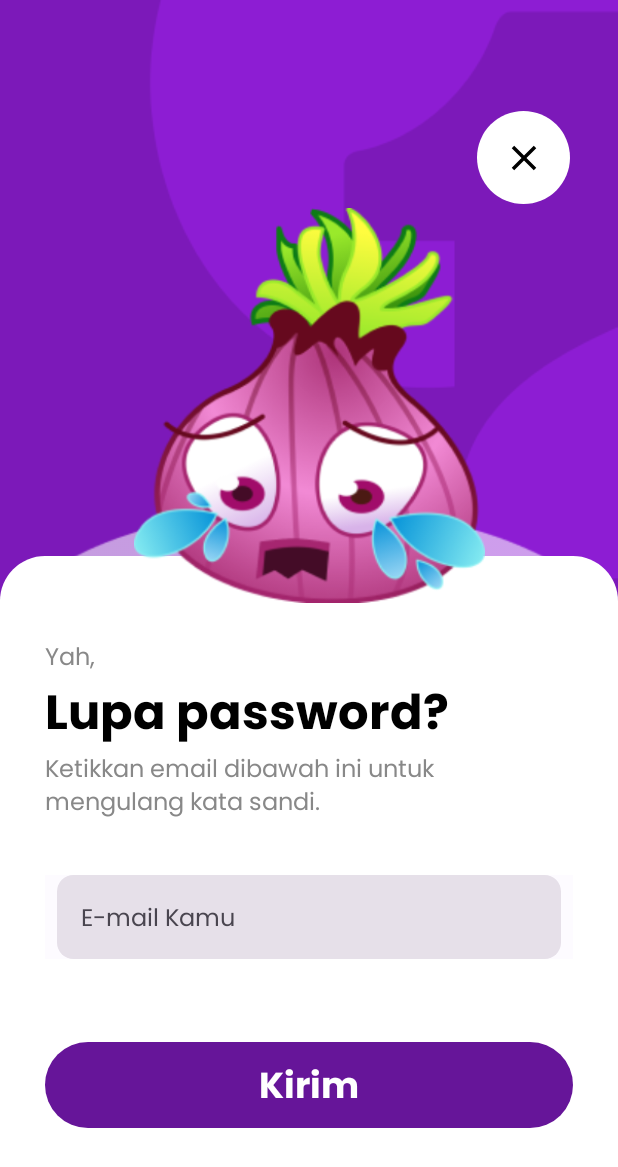
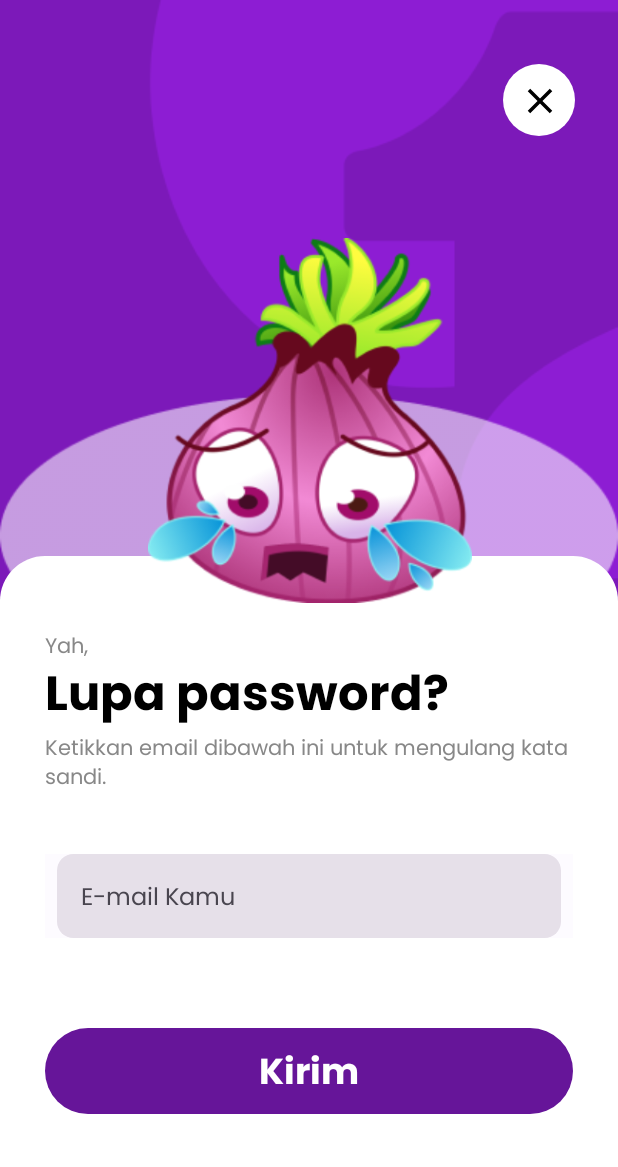
Before and after one commit to bayuzzs/1UpFarm, an Android app built with Jetpack Compose: the ResetPasswordScreen screen opened through its navigation route, on a phone screen of 412 x 824 dp. Shown: the top 1167 px of the screen. Run offline under Robolectric (Android 15) with nearby library versions, the phone set to English and light mode, and no system bars.

Commit message:
adding reset password and forget password

```diff
--- a/app/build.gradle.kts
+++ b/app/build.gradle.kts
@@ -49,6 +49,7 @@ dependencies {
     implementation(libs.androidx.ui.graphics)
     implementation(libs.androidx.ui.tooling.preview)
     implementation(libs.androidx.material3)
+    implementation("androidx.compose.foundation:foundation:1.5.0")
     implementation("androidx.core:core-splashscreen:1.0.1")
     implementation("androidx.navigation:navigation-compose:2.8.3")
     implementation("androidx.compose.material3:material3:1.3.1")
--- a/app/src/main/java/com/example/oneupfarm/ui/screen/ResetPasswordScreen.kt
+++ b/app/src/main/java/com/example/oneupfarm/ui/screen/ResetPasswordScreen.kt
@@ -68,13 +68,13 @@ fun ResetPasswordScreen(navController: NavController= rememberNavController()) {
             Row(
                 modifier = Modifier
                     .fillMaxWidth()
-                    .padding(horizontal = 32.dp, vertical = 74.dp)
+                    .padding(horizontal = 32.dp, vertical = 45.dp)
                     .align(Alignment.TopCenter),
                 horizontalArrangement = Arrangement.End
             ) {
                 IconButton(onClick = { /* Handle close action */ },
                     modifier = Modifier
-                        .size(62.dp)
+                        .size(42.dp)
                         .clip(CircleShape)
                         .background(Color.White)
                 ) {
@@ -94,7 +94,7 @@ fun ResetPasswordScreen(navController: NavController= rememberNavController()) {
                 modifier = Modifier
                     .size(414.dp)
                     .align(Alignment.TopCenter)
-                    .offset(y = 225.dp)
+                    .offset(y = 150.dp)
             )
 
             Box(
@@ -109,21 +109,19 @@ fun ResetPasswordScreen(navController: NavController= rememberNavController()) {
                 Column(
                     modifier = Modifier
                         .fillMaxWidth()
-                        .padding(start = 30.dp, end = 30.dp, top = 56.dp),
+                        .padding(start = 30.dp, end = 30.dp, top = 50.dp),
                     horizontalAlignment = Alignment.CenterHorizontally
                 ) {
                     Text(
                         text = "Yah,",
                         style = TextStyle(
-                            fontSize = 16.sp,
+                            fontSize = 14.sp,
                             fontFamily = Poppins,
                             fontWeight = FontWeight.Medium,
                             color = Color.Gray
                         ),
                         modifier = Modifier.align(Alignment.Start)
                     )
-
-                    Spacer(modifier = Modifier.height(4.dp))
 
                     Text(
                         text = "Lupa password?",
@@ -141,7 +139,7 @@ fun ResetPasswordScreen(navController: NavController= rememberNavController()) {
                     Text(
                         text = "Ketikkan email dibawah ini untuk mengulang kata sandi.",
                         style = TextStyle(
-                            fontSize = 16.sp,
+                            fontSize = 14.sp,
                             fontFamily = Poppins,
                             fontWeight = FontWeight.Medium,
                             color = Color.Gray
@@ -149,7 +147,7 @@ fun ResetPasswordScreen(navController: NavController= rememberNavController()) {
                         modifier = Modifier.align(Alignment.Start)
                     )
 
-                    Spacer(modifier = Modifier.height(38.dp))
+                    Spacer(modifier = Modifier.height(42.dp))
 
 
                     TextField(
@@ -174,7 +172,7 @@ fun ResetPasswordScreen(navController: NavController= rememberNavController()) {
                         keyboardActions = KeyboardActions.Default
                     )
 
-                    Spacer(modifier = Modifier.height(55.dp))
+                    Spacer(modifier = Modifier.height(60.dp))
 
                     Button(
                         onClick = { /* Handle send action */ },
@@ -202,9 +200,9 @@ fun ResetPasswordScreen(navController: NavController= rememberNavController()) {
                 contentDescription = null,
                 contentScale = ContentScale.Fit,
                 modifier = Modifier
-                    .size(263.dp)
+                    .size(243.dp)
                     .align(Alignment.Center)
-                    .offset(y = -142.dp)
+                    .offset(y = -132.dp)
             )
         }
     }
```
Also changed, not shown: app/src/main/java/com/example/oneupfarm/ui/screen/ChooseGenderScreen.kt (+14 -14 lines), app/src/main/java/com/example/oneupfarm/ui/screen/LoginScreen.kt (+9 -9 lines), app/src/main/java/com/example/oneupfarm/ui/screen/NewPasswordScreen.kt (+15 -18 lines), app/src/main/java/com/example/oneupfarm/ui/screen/RegisterScreen.kt (+8 -10 lines).
